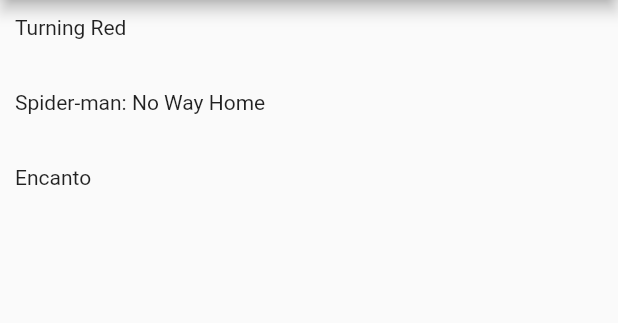
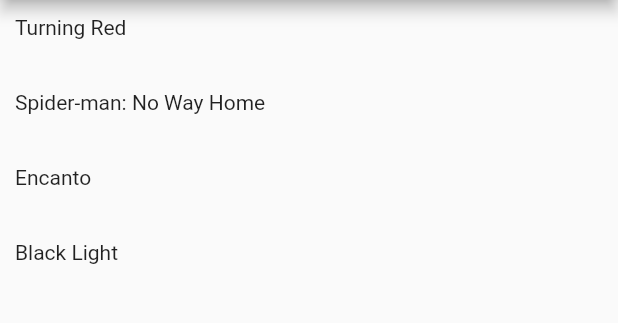
Before and after one commit to nagibazad/awesome_list, a Flutter app: the screen it shows after launch, on a phone screen of 412 x 824 dp, the part 84-407 px from its top. Run offline on Flutter 3.47's test engine with Material 2 defaults, Android fonts, the phone set to English and light mode, and no system bars.

Commit message:
Update main.dart
Showing Dynamic list using List

```diff
--- a/lib/main.dart
+++ b/lib/main.dart
@@ -31,6 +31,8 @@ class AwesomeListPage extends StatefulWidget {
 
 class _AwesomeListPageState extends State<AwesomeListPage> {
 
+  final List<String> movies = <String>['Turning Red', 'Spider-man: No Way Home', 'Encanto', 'Black Light'];
+
   @override
   Widget build(BuildContext context) {
     return Scaffold(
@@ -39,22 +41,15 @@ class _AwesomeListPageState extends State<AwesomeListPage> {
       ),
       body: Center(
         child:
-            ListView(
+            ListView.builder(
               padding: const EdgeInsets.all(10.0),
-              children: <Widget>[
-                Container(
+              itemCount: movies.length,
+              itemBuilder: (BuildContext context, int index) {
+                return Container(
                   height: 50.0,
-                  child: const Text('Turning Red'),
-                ),
-                Container(
-                  height: 50.0,
-                  child: const Text('Spider-man: No Way Home'),
-                ),
-                Container(
-                  height: 50.0,
-                  child: const Text('Encanto'),
-                )
-              ],
+                  child: Text('${movies[index]}'),
+                );
+              },
             )
         ),
     );
```
